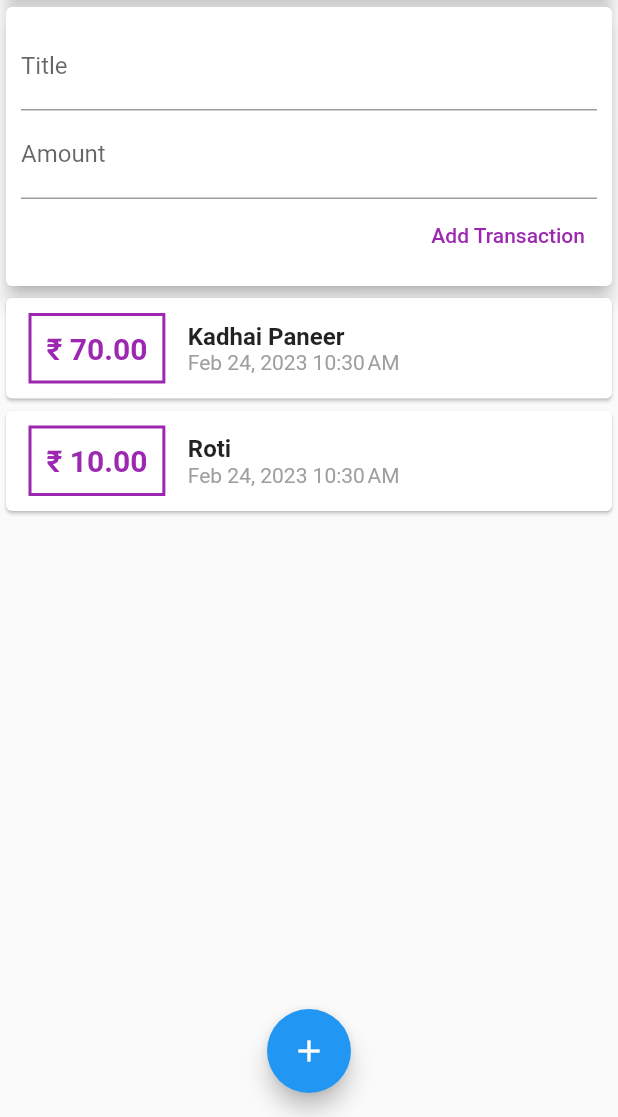
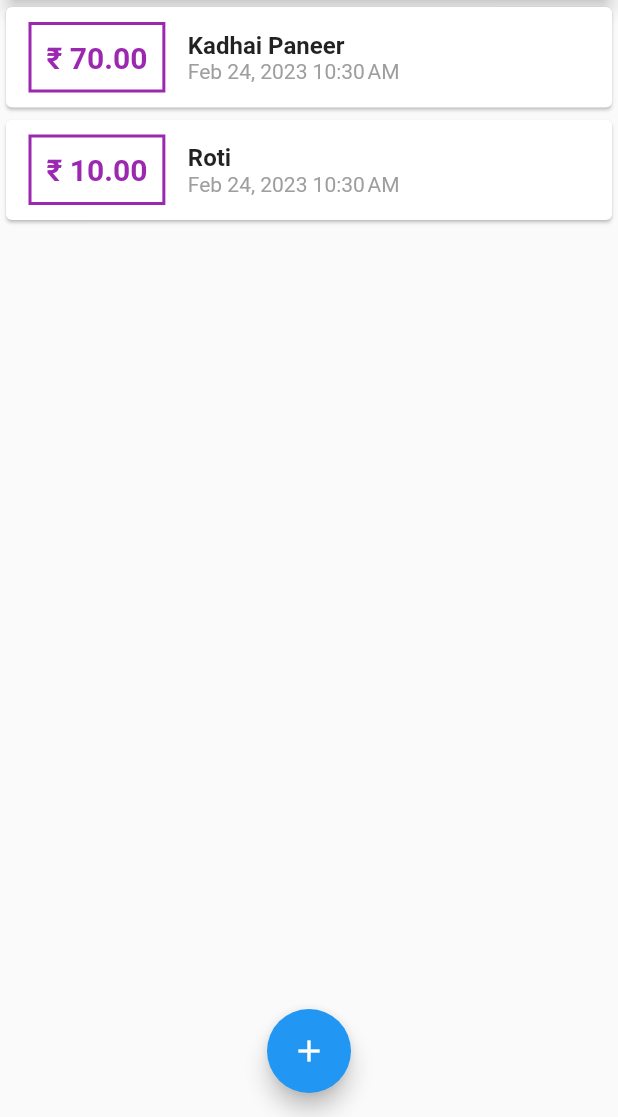
Before and after one commit to Adarshkumar167/expenses_app, a Flutter app: the screen it shows after launch, on a phone screen of 412 x 824 dp, the part 119-1236 px from its top. Run offline on Flutter 3.47's test engine with Material 2 defaults, Android fonts, the phone set to English and light mode, and no system bars.

Commit message:
deleted user_transaction

```diff
--- a/lib/main.dart
+++ b/lib/main.dart
@@ -1,6 +1,8 @@
+import 'package:expenses_app/widgets/new_transaction.dart';
 import 'package:flutter/material.dart';
 
-import './widgets/user_transaction.dart';
+import './widgets/transactions_list.dart';
+import './models/transaction.dart';
 
 void main() {
   runApp(const MyApp());
@@ -18,8 +20,49 @@ class MyApp extends StatelessWidget {
 }
 
 // ignore: must_be_immutable
-class MyHomePage extends StatelessWidget {
+class MyHomePage extends StatefulWidget {
   const MyHomePage({super.key});
+
+  @override
+  State<MyHomePage> createState() => _MyHomePageState();
+}
+
+class _MyHomePageState extends State<MyHomePage> {
+  final List<Transaction> _userTransaction = [
+    Transaction(
+      id: 't1',
+      title: 'Kadhai Paneer',
+      amount: 70.00,
+      date: DateTime.now(),
+    ),
+    Transaction(
+      id: 't2',
+      title: 'Roti',
+      amount: 10.00,
+      date: DateTime.now(),
+    ),
+  ];
+
+  void _addNewTransaction(String txTitle, double txAmount) {
+    final newTx = Transaction(
+      title: txTitle,
+      amount: txAmount,
+      date: DateTime.now(),
+      id: DateTime.now().toString(),
+    );
+
+    setState(() {
+      _userTransaction.add(newTx);
+    });
+  }
+
+  void _startAddNewTransaction(BuildContext ctx) {
+    showModalBottomSheet(
+        context: ctx,
+        builder: (_) {
+          return NewTransaction(addTx: _addNewTransaction);
+        });
+  }
 
   @override
   Widget build(BuildContext context) {
@@ -27,15 +70,17 @@ class MyHomePage extends StatelessWidget {
       appBar: AppBar(
         title: const Text('Flutter App'),
         actions: <Widget>[
-          IconButton(onPressed: () {}, icon: const Icon(Icons.add))
+          IconButton(
+              onPressed: () => _startAddNewTransaction(context),
+              icon: const Icon(Icons.add))
         ],
       ),
       body: SingleChildScrollView(
         child: Column(
           // mainAxisAlignment: MainAxisAlignment.spaceAround,
           crossAxisAlignment: CrossAxisAlignment.stretch,
-          children: const <Widget>[
-            SizedBox(
+          children: <Widget>[
+            const SizedBox(
               width: double.infinity,
               child: Card(
                 elevation: 5,
@@ -43,13 +88,15 @@ class MyHomePage extends StatelessWidget {
                 child: Text('CHART!'),
               ),
             ),
-            UserTransaction(),
+            TransactionList(
+              _userTransaction,
+            ),
           ],
         ),
       ),
       floatingActionButtonLocation: FloatingActionButtonLocation.centerFloat,
       floatingActionButton: FloatingActionButton(
-        onPressed: () {},
+        onPressed: () => _startAddNewTransaction(context),
         child: const Icon(Icons.add),
       ),
     );
--- a/lib/widgets/user_transaction.dart
+++ /dev/null
@@ -1,52 +0,0 @@
-import 'package:flutter/material.dart';
-
-import './transactions_list.dart';
-import './new_transaction.dart';
-import '../models/transaction.dart';
-
-class UserTransaction extends StatefulWidget {
-  const UserTransaction({super.key});
-
-  @override
-  State<UserTransaction> createState() => _UserTransactionState();
-}
-
-class _UserTransactionState extends State<UserTransaction> {
-  final List<Transaction> _userTransaction = [
-    Transaction(
-      id: 't1',
-      title: 'Kadhai Paneer',
-      amount: 70.00,
-      date: DateTime.now(),
-    ),
-    Transaction(
-      id: 't2',
-      title: 'Roti',
-      amount: 10.00,
-      date: DateTime.now(),
-    ),
-  ];
-
-  void _addNewTransaction(String txTitle, double txAmount) {
-    final newTx = Transaction(
-      title: txTitle,
-      amount: txAmount,
-      date: DateTime.now(),
-      id: DateTime.now().toString(),
-    );
-
-    setState(() {
-      _userTransaction.add(newTx);
-    });
-  }
-
-  @override
-  Widget build(BuildContext context) {
-    return Column(
-      children: <Widget>[
-        NewTransaction(addTx: _addNewTransaction),
-        TransactionList(_userTransaction),
-      ],
-    );
-  }
-}
```
